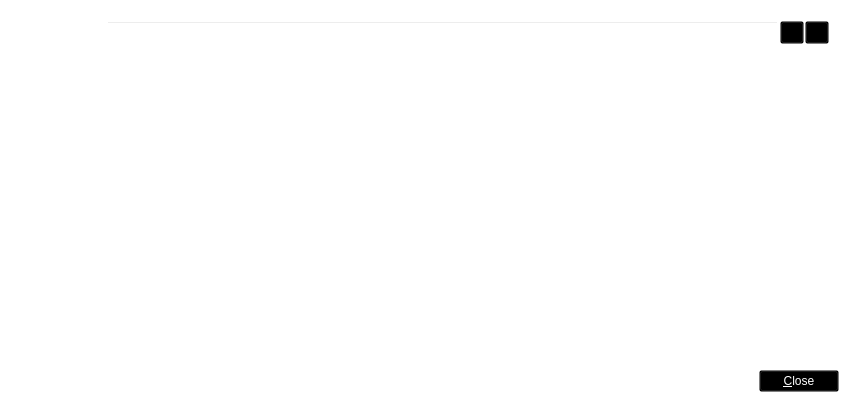
Above: src/qt/forms/sendmessagesdialog.ui from thelonecrouton/bitcredit before the change. Below: the same form after it.
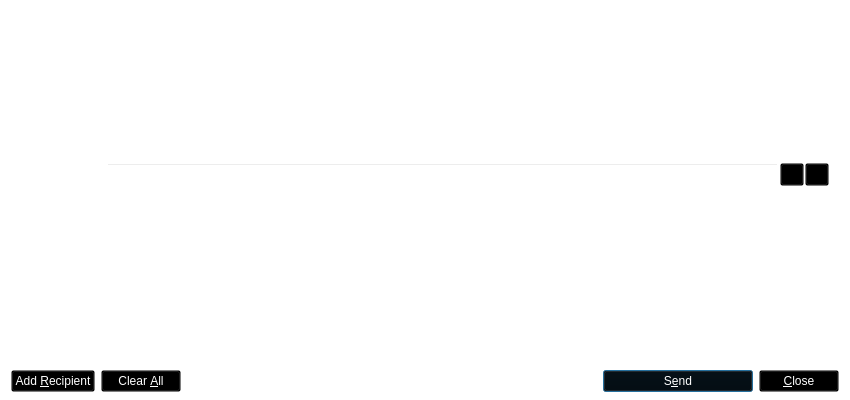
That is the form after the change. Icons and pictures are not drawn. Custom widgets are drawn as their Qt base class.

Patch:
```diff
--- a/src/qt/forms/sendmessagesdialog.ui
+++ b/src/qt/forms/sendmessagesdialog.ui
@@ -16,10 +16,30 @@
   <property name="styleSheet">
    <string notr="true">background:transparent;</string>
   </property>
-  <layout class="QVBoxLayout" name="verticalLayout" stretch="0,1,0">
+  <layout class="QVBoxLayout" name="verticalLayout" stretch="0,1,0,0">
    <property name="bottomMargin">
     <number>8</number>
    </property>
+   <item>
+    <widget class="QFrame" name="verticalFrame">
+     <property name="minimumSize">
+      <size>
+       <width>800</width>
+       <height>44</height>
+      </size>
+     </property>
+     <property name="maximumSize">
+      <size>
+       <width>800</width>
+       <height>44</height>
+      </size>
+     </property>
+     <property name="styleSheet">
+      <string notr="true">background:transparent;sss</string>
+     </property>
+     <layout class="QVBoxLayout" name="verticalLayout_9"/>
+    </widget>
+   </item>
    <item>
     <widget class="QFrame" name="frameAddressFrom">
      <property name="sizePolicy">
@@ -64,7 +84,7 @@
          <widget class="QValidatedLineEdit" name="addressFrom">
           <property name="styleSheet">
            <string notr="true">background:transparent;
-color: black;</string>
+color: rgb(255, 255, 255);</string>
           </property>
          </widget>
         </item>
@@ -118,7 +138,7 @@
         <x>0</x>
         <y>0</y>
         <width>830</width>
-        <height>285</height>
+        <height>69</height>
        </rect>
       </property>
       <layout class="QVBoxLayout" name="verticalLayout_2">
@@ -157,7 +177,7 @@
         <string>Send to multiple recipients at once</string>
        </property>
        <property name="styleSheet">
-        <string notr="true">border: 1px solid white; background:transparent;
+        <string notr="true">background:transparent;
 color: rgb(255, 255, 255);</string>
        </property>
        <property name="text">
@@ -184,7 +204,7 @@
         <string>Remove all transaction fields</string>
        </property>
        <property name="styleSheet">
-        <string notr="true">border: 1px solid white; background:transparent;
+        <string notr="true">background:transparent;
 color: rgb(255, 255, 255);</string>
        </property>
        <property name="text">
@@ -227,7 +247,7 @@
         <string>Confirm the send action</string>
        </property>
        <property name="styleSheet">
-        <string notr="true">border: 1px solid white; background:transparent;
+        <string notr="true">background:transparent;
 color: rgb(255, 255, 255);</string>
        </property>
        <property name="text">
```
Left out of the diff: 11 changed lines with no effect on the pictures.
